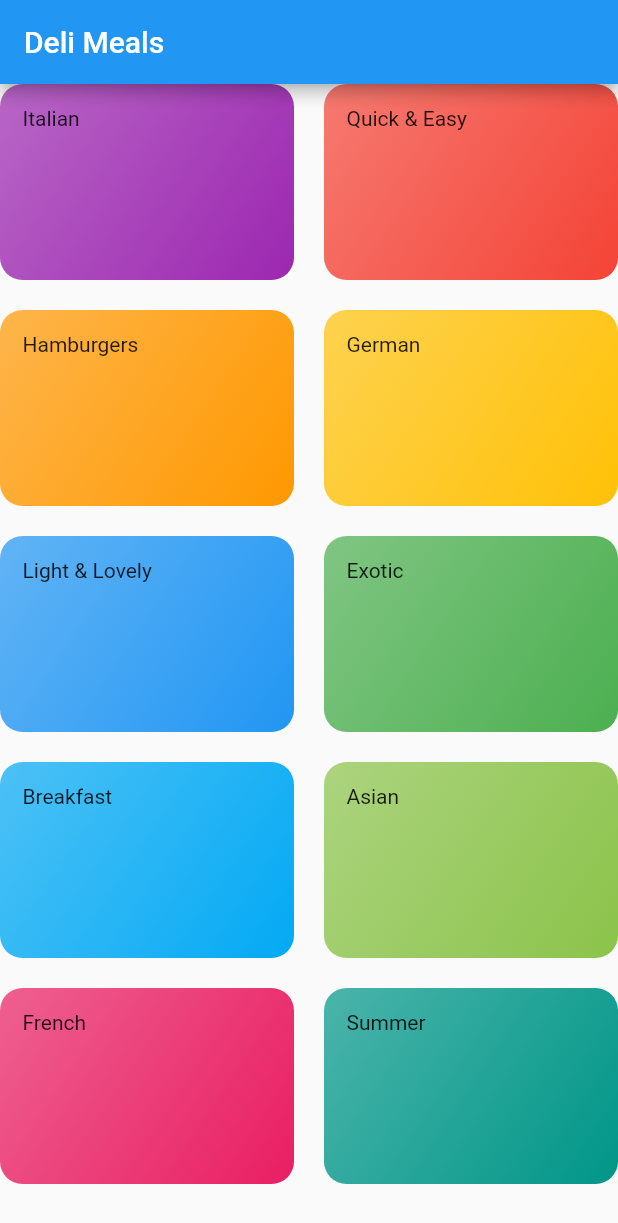
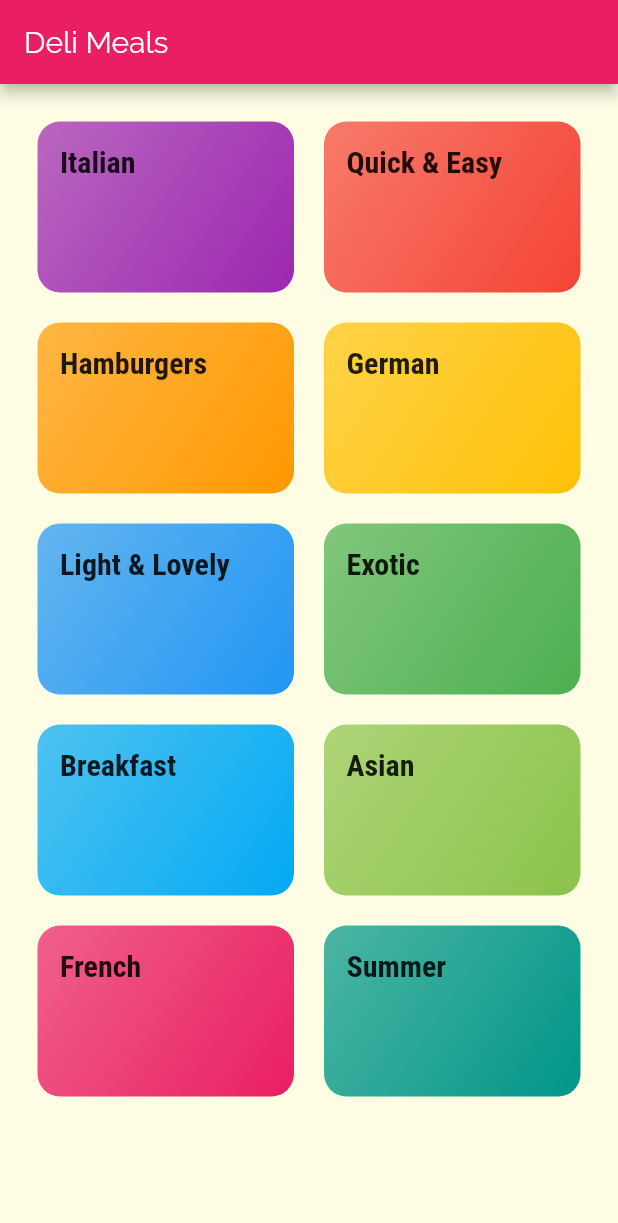
Before and after one commit to Zireael26/Meals-App, a Flutter app: the screen it shows after launch, on a phone screen of 412 x 824 dp. Shown: the top 1223 px of the screen. Run offline on Flutter 3.47's test engine with Material 2 defaults, Android fonts, the light colour scheme and no system bars.

Commit message:
Make appearance better
Signed-off-by: Abhishek Kaushik <abhishek.nexus26@gmail.com>

```diff
--- a/lib/main.dart
+++ b/lib/main.dart
@@ -12,8 +12,21 @@
     return MaterialApp(
       title: 'Deli Meals',
       theme: ThemeData(
-        primarySwatch: Colors.blue,
-      ),
+          primarySwatch: Colors.pink,
+          accentColor: Colors.amberAccent,
+          canvasColor: Color.fromRGBO(255, 254, 229, 1),
+          fontFamily: 'Raleway',
+          textTheme: ThemeData
+              .light()
+              .textTheme
+              .copyWith(
+              bodyText1: TextStyle(color: Color.fromRGBO(20, 51, 51, 1)),
+              bodyText2: TextStyle(color: Color.fromRGBO(20, 51, 51, 1)),
+              headline6: TextStyle(
+                fontSize: 20.0,
+                fontFamily: 'Roboto Condensed',
+                fontWeight: FontWeight.bold,
+              ))),
       home: CategoriesPage(),
     );
   }
--- a/lib/pages/categories_page.dart
+++ b/lib/pages/categories_page.dart
@@ -10,6 +10,7 @@
         title: const Text('Deli Meals'),
       ),
       body: GridView(
+        padding: const EdgeInsets.all(25.0),
         gridDelegate: SliverGridDelegateWithMaxCrossAxisExtent(
           maxCrossAxisExtent: 200.0,
           childAspectRatio: 3 / 2,
@@ -18,9 +19,9 @@
         ),
         children: DUMMY_CATEGORIES
             .map((catData) => CategoryItem(
-                  catData.title,
-                  catData.color,
-                ))
+          catData.title,
+          catData.color,
+        ))
             .toList(),
       ),
     );
--- a/lib/widgets/category_item.dart
+++ b/lib/widgets/category_item.dart
@@ -10,7 +10,13 @@
   Widget build(BuildContext context) {
     return Container(
       padding: const EdgeInsets.all(15.0),
-      child: Text(title),
+      child: Text(
+        title,
+        style: Theme
+            .of(context)
+            .textTheme
+            .headline6,
+      ),
       decoration: BoxDecoration(
         gradient: LinearGradient(
           colors: <Color>[
```
Also changed, not shown: pubspec.yaml (+29 -22 lines), assets/fonts/Raleway-Black.ttf (added), assets/fonts/Raleway-Bold.ttf (added), assets/fonts/Raleway-Regular.ttf (added), assets/fonts/RobotoCondensed-Bold.ttf (added), assets/fonts/RobotoCondensed-Italic.ttf (added), assets/fonts/RobotoCondensed-Light.ttf (added), assets/fonts/RobotoCondensed-Regular.ttf (added).
